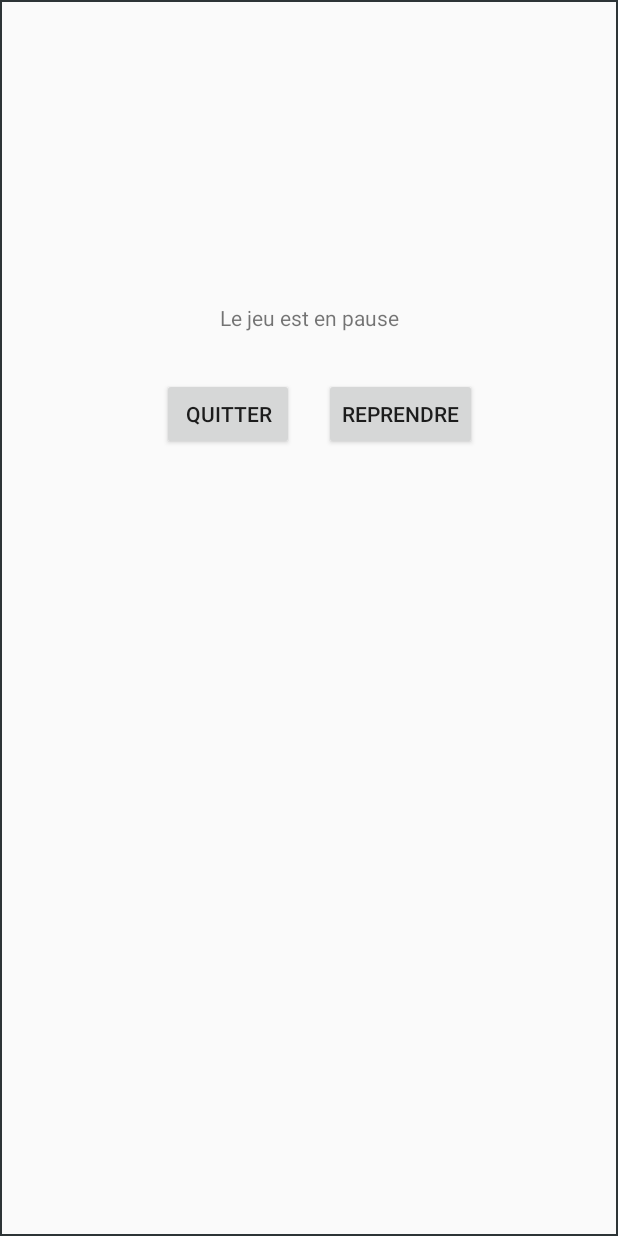
After one commit to alexandreBoy/SoukoussChallenge, an Android app: the layout activity_pause_pop_up.xml on its own in the app's theme, with its tools: preview values and no code run, on a phone screen of 412 x 824 dp. The commit adds this screen. Run offline under Robolectric (Android 15) with nearby library versions, the phone set to English and light mode, and no system bars.

Commit message:
Implementation de PausePopUpActivity

```diff
--- a/app/src/main/AndroidManifest.xml
+++ b/app/src/main/AndroidManifest.xml
@@ -9,7 +9,8 @@
         android:roundIcon="@mipmap/ic_launcher_round"
         android:supportsRtl="true"
         android:theme="@style/AppTheme">
-        <activity android:name=".controller.GameActivity"></activity>
+        <activity android:name=".controller.PausePopUpActivity"></activity>
+        <activity android:name=".controller.GameActivity" />
         <activity android:name=".controller.ScoreActivity" />
         <activity android:name=".controller.MainActivity">
             <intent-filter>
--- /dev/null
+++ b/app/src/main/java/com/example/soukousschallenge/controller/PausePopUpActivity.java
@@ -0,0 +1,48 @@
+package com.example.soukousschallenge.controller;
+
+import androidx.appcompat.app.AppCompatActivity;
+
+import android.content.Intent;
+import android.os.Bundle;
+import android.util.DisplayMetrics;
+import android.view.View;
+import android.widget.Button;
+
+import com.example.soukousschallenge.R;
+
+public class PausePopUpActivity extends AppCompatActivity {
+
+    private Button mQuitButton;
+    private Button mResumeButton;
+
+    @Override
+    protected void onCreate(Bundle savedInstanceState) {
+        super.onCreate(savedInstanceState);
+        setContentView(R.layout.activity_pause_pop_up);
+
+        DisplayMetrics dm = new DisplayMetrics();
+        getWindowManager().getDefaultDisplay().getRealMetrics(dm);
+
+        int width = dm.widthPixels;
+        int height = dm.heightPixels;
+
+        getWindow().setLayout((int) (width*0.8),(int) (height*0.6));
+
+        mQuitButton = findViewById(R.id.popupButtonQuit);
+        mResumeButton = findViewById(R.id.popupButtonResume);
+
+        mQuitButton.setOnClickListener(new View.OnClickListener() {
+            @Override
+            public void onClick(View v) {
+                System.exit(0);
+            }
+        });
+
+        mResumeButton.setOnClickListener(new View.OnClickListener() {
+            @Override
+            public void onClick(View v) {
+                finish();
+            }
+        });
+    }
+}
--- /dev/null
+++ b/app/src/main/res/drawable/customborder.xml
@@ -0,0 +1,5 @@
+<?xml version="1.0" encoding="utf-8"?>
+<shape xmlns:android="http://schemas.android.com/apk/res/android">
+    <padding android:left="10dp" android:right="10dp" android:top="10dp" android:bottom="10dp"/>
+    <stroke android:width="1dp" android:color="#2d3436"/>
+</shape>
--- /dev/null
+++ b/app/src/main/res/layout/activity_pause_pop_up.xml
@@ -0,0 +1,66 @@
+<?xml version="1.0" encoding="utf-8"?>
+<androidx.constraintlayout.widget.ConstraintLayout xmlns:android="http://schemas.android.com/apk/res/android"
+    xmlns:app="http://schemas.android.com/apk/res-auto"
+    xmlns:tools="http://schemas.android.com/tools"
+    android:layout_width="match_parent"
+    android:layout_height="match_parent"
+    android:theme="@style/AppTheme.PopUpTheme"
+    android:background="@drawable/customborder"
+    tools:context=".controller.PausePopUpActivity">
+
+    <androidx.constraintlayout.widget.Guideline
+        android:id="@+id/popup_guideline1"
+        android:layout_width="wrap_content"
+        android:layout_height="wrap_content"
+        android:orientation="horizontal"
+        app:layout_constraintGuide_percent="0.2" />
+
+    <androidx.constraintlayout.widget.Guideline
+        android:id="@+id/popup_guideline2"
+        android:layout_width="wrap_content"
+        android:layout_height="wrap_content"
+        android:orientation="horizontal"
+        app:layout_constraintGuide_percent="0.4" />
+
+    <androidx.constraintlayout.widget.Guideline
+        android:id="@+id/popup_guideline3"
+        android:layout_width="wrap_content"
+        android:layout_height="wrap_content"
+        android:orientation="vertical"
+        app:layout_constraintGuide_percent="0.5" />
+
+    <TextView
+        android:id="@+id/popupTextView"
+        android:layout_width="wrap_content"
+        android:layout_height="wrap_content"
+        android:text="@string/labelPause"
+        app:layout_constraintLeft_toLeftOf="parent"
+        app:layout_constraintRight_toRightOf="parent"
+        app:layout_constraintTop_toTopOf="@+id/popup_guideline1"
+        app:layout_constraintBottom_toTopOf="@+id/popupButtonQuit"/>
+
+    <Button
+        android:id="@+id/popupButtonQuit"
+        android:layout_width="wrap_content"
+        android:layout_height="wrap_content"
+        android:text="@string/buttonQuit"
+        android:layout_marginRight="10dp"
+        android:layout_marginEnd="10dp"
+        app:layout_constraintTop_toBottomOf="@+id/popupTextView"
+        app:layout_constraintBottom_toTopOf="@+id/popup_guideline2"
+        app:layout_constraintRight_toRightOf="@+id/popup_guideline3" />
+
+    <Button
+        android:id="@+id/popupButtonResume"
+        android:layout_width="wrap_content"
+        android:layout_height="wrap_content"
+        android:text="@string/buttonResume"
+        android:layout_marginLeft="10dp"
+        android:layout_marginStart="10dp"
+        app:layout_constraintLeft_toRightOf="@+id/popup_guideline3"
+        app:layout_constraintTop_toBottomOf="@+id/popupTextView"
+        app:layout_constraintBottom_toTopOf="@+id/popup_guideline2" />
+
+
+
+</androidx.constraintlayout.widget.ConstraintLayout>
--- a/app/src/main/res/values/strings.xml
+++ b/app/src/main/res/values/strings.xml
@@ -6,4 +6,7 @@
     <string name="labelTimer">00:00</string>
     <string name="labelAction">Action à réaliser</string>
     <string name="labelScore">Score : 0</string>
+    <string name="labelPause">Le jeu est en pause</string>
+    <string name="buttonQuit">Quitter</string>
+    <string name="buttonResume">Reprendre</string>
 </resources>
--- a/app/src/main/res/values/styles.xml
+++ b/app/src/main/res/values/styles.xml
@@ -7,4 +7,8 @@
         <item name="colorAccent">@color/colorAccent</item>
     </style>
 
+    <style name="AppTheme.PopUpTheme" parent="Theme.AppCompat.Light.NoActionBar">
+        <item name="android:windowIsTranslucent">true</item>
+        <item name="android:windowNoTitle">true</item>
+    </style>
 </resources>
```
